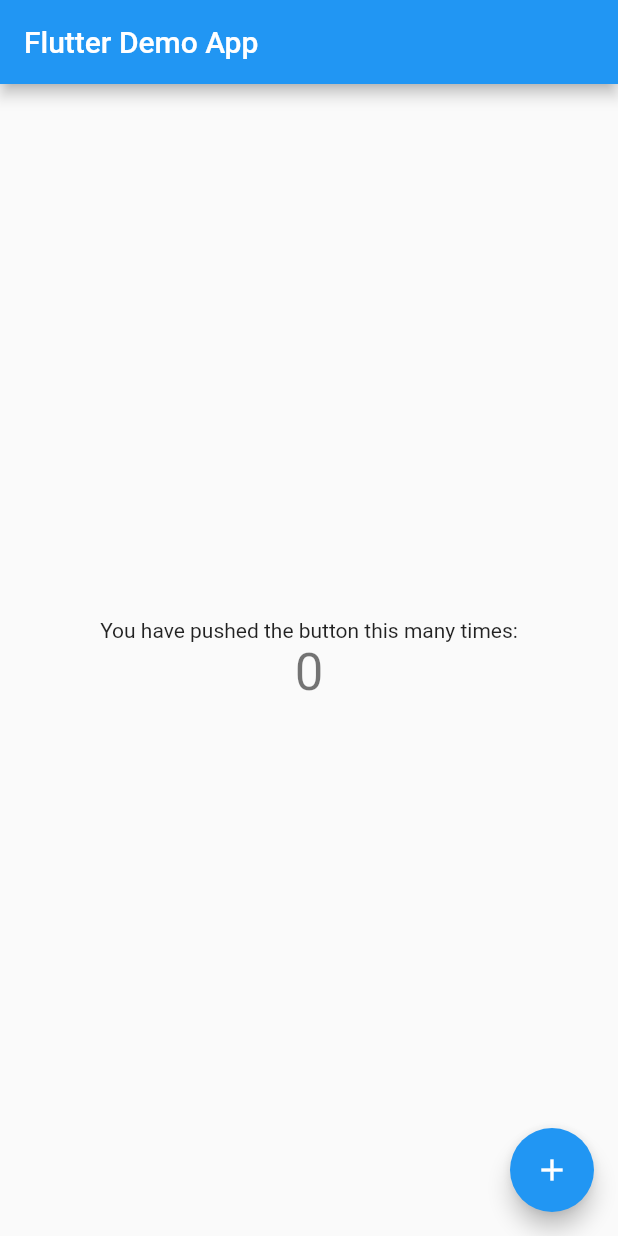
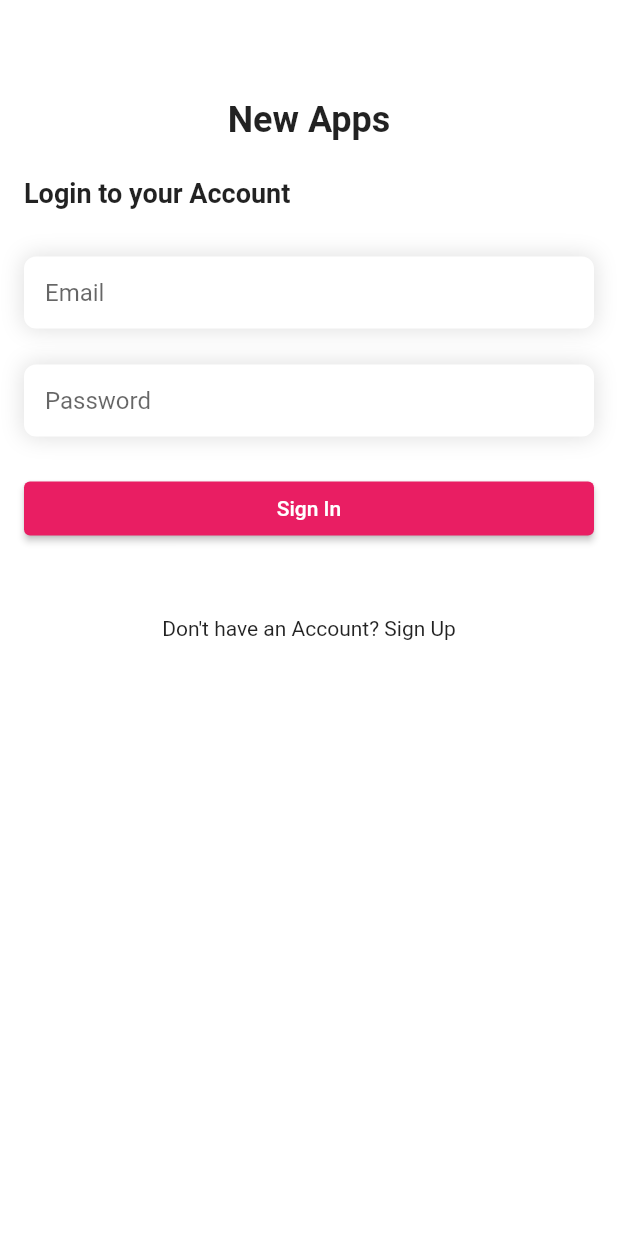
Before and after one commit to rikiyanuar/newapps, a Flutter app: the screen it shows after launch, on a phone screen of 412 x 824 dp. Run offline on Flutter 3.47's test engine with Material 2 defaults, Android fonts, the phone set to English and light mode, and no system bars; our stand-ins replace firebase_auth, firebase_core; accounts and stored records are empty.

Commit message:
feat: regis and login

```diff
--- /dev/null
+++ b/lib/login_screen.dart
@@ -0,0 +1,120 @@
+import 'package:firebase_auth/firebase_auth.dart';
+import 'package:flutter/material.dart';
+
+import 'register_screen.dart';
+
+class LoginScreen extends StatefulWidget {
+  const LoginScreen({Key? key}) : super(key: key);
+
+  @override
+  State<LoginScreen> createState() => _LoginScreenState();
+}
+
+class _LoginScreenState extends State<LoginScreen> {
+  final _emailInput = TextEditingController();
+  final _passwordInput = TextEditingController();
+
+  @override
+  Widget build(BuildContext context) {
+    return Scaffold(
+      backgroundColor: Colors.white,
+      body: Padding(
+        padding: const EdgeInsets.all(16),
+        child: Column(
+          crossAxisAlignment: CrossAxisAlignment.start,
+          children: [
+            const SizedBox(height: 50),
+            const Center(
+              child: Text(
+                "New Apps",
+                style: TextStyle(fontSize: 24, fontWeight: FontWeight.bold),
+              ),
+            ),
+            const SizedBox(height: 24),
+            const Text(
+              "Login to your Account",
+              style: TextStyle(fontSize: 18, fontWeight: FontWeight.w600),
+            ),
+            Container(
+              margin: const EdgeInsets.only(top: 32),
+              padding: const EdgeInsets.symmetric(horizontal: 14),
+              decoration: BoxDecoration(
+                  color: Colors.white,
+                  borderRadius: BorderRadius.circular(8),
+                  boxShadow: const [
+                    BoxShadow(
+                      color: Colors.black12,
+                      blurRadius: 12,
+                      spreadRadius: 1,
+                    )
+                  ]),
+              child: TextField(
+                controller: _emailInput,
+                decoration: const InputDecoration(
+                    border: InputBorder.none, hintText: "Email"),
+              ),
+            ),
+            Container(
+              margin: const EdgeInsets.only(top: 24),
+              padding: const EdgeInsets.symmetric(horizontal: 14),
+              decoration: BoxDecoration(
+                  color: Colors.white,
+                  borderRadius: BorderRadius.circular(8),
+                  boxShadow: const [
+                    BoxShadow(
+                      color: Colors.black12,
+                      blurRadius: 12,
+                      spreadRadius: 1,
+                    )
+                  ]),
+              child: TextField(
+                controller: _passwordInput,
+                decoration: const InputDecoration(
+                  border: InputBorder.none,
+                  hintText: "Password",
+                ),
+                obscureText: true,
+              ),
+            ),
+            const SizedBox(height: 24),
+            SizedBox(
+              width: double.infinity,
+              child: ElevatedButton(
+                onPressed: () => login(),
+                child: const Text("Sign In"),
+              ),
+            ),
+            const SizedBox(height: 48),
+            GestureDetector(
+              onTap: () {
+                Navigator.push(
+                  context,
+                  MaterialPageRoute(
+                    builder: (context) => const RegisterScreen(),
+                  ),
+                );
+              },
+              child: const Center(
+                child: Text("Don't have an Account? Sign Up"),
+              ),
+            )
+          ],
+        ),
+      ),
+    );
+  }
+
+  login() async {
+    try {
+      final credential = await FirebaseAuth.instance.signInWithEmailAndPassword(
+          email: _emailInput.text, password: _passwordInput.text);
+      print(credential.user!.email);
+    } on FirebaseAuthException catch (e) {
+      if (e.code == 'user-not-found') {
+        print('No user found for that email.');
+      } else if (e.code == 'wrong-password') {
+        print('Wrong password provided for that user.');
+      }
+    }
+  }
+}
--- a/lib/main.dart
+++ b/lib/main.dart
@@ -1,7 +1,8 @@
-import 'package:firebase_auth/firebase_auth.dart';
 import 'package:flutter/material.dart';
 import 'package:firebase_core/firebase_core.dart';
-import 'package:newapps/app_constant.dart';
+import 'package:newapps/splash_screen.dart';
+
+import 'app_constant.dart';
 
 main() async {
   WidgetsFlutterBinding.ensureInitialized();
@@ -9,13 +10,12 @@ main() async {
   await Firebase.initializeApp(
     name: AppConstant.firebaseName,
     options: const FirebaseOptions(
-        apiKey: AppConstant.firebaseApiKey,
-        appId: AppConstant.firebaseAppId,
-        messagingSenderId: "388765248192",
-        projectId: "stimik-1116a"),
+      apiKey: AppConstant.firebaseApiKey,
+      appId: AppConstant.firebaseAppId,
+      messagingSenderId: "388765248192",
+      projectId: "stimik-1116a",
+    ),
   );
-
-  await FirebaseAuth.instance.useAuthEmulator('localhost', 9099);
 
   runApp(const MyApp());
 }
@@ -26,58 +26,11 @@ class MyApp extends StatelessWidget {
   @override
   Widget build(BuildContext context) {
     return MaterialApp(
-      title: 'Flutter Demo',
+      title: 'Flutter New Apps',
       theme: ThemeData(
-        primarySwatch: Colors.blue,
+        primarySwatch: Colors.pink,
       ),
-      home: const MyHomePage(title: 'Flutter Demo App'),
+      home: const SplashScreen(),
     );
   }
 }
-
-class MyHomePage extends StatefulWidget {
-  const MyHomePage({super.key, required this.title});
-
-  final String title;
-
-  @override
-  State<MyHomePage> createState() => _MyHomePageState();
-}
-
-class _MyHomePageState extends State<MyHomePage> {
-  int _counter = 0;
-
-  void _incrementCounter() {
-    setState(() {
-      _counter++;
-    });
-  }
-
-  @override
-  Widget build(BuildContext context) {
-    return Scaffold(
-      appBar: AppBar(
-        title: Text(widget.title),
-      ),
-      body: Center(
-        child: Column(
-          mainAxisAlignment: MainAxisAlignment.center,
-          children: <Widget>[
-            const Text(
-              'You have pushed the button this many times:',
-            ),
-            Text(
-              '$_counter',
-              style: Theme.of(context).textTheme.headline4,
-            ),
-          ],
-        ),
-      ),
-      floatingActionButton: FloatingActionButton(
-        onPressed: _incrementCounter,
-        tooltip: 'Increment',
-        child: const Icon(Icons.add),
-      ),
-    );
-  }
-}
```
Also changed, not shown: lib/register_screen.dart (added, +145 -0 lines), lib/splash_screen.dart (added, +41 -0 lines).
